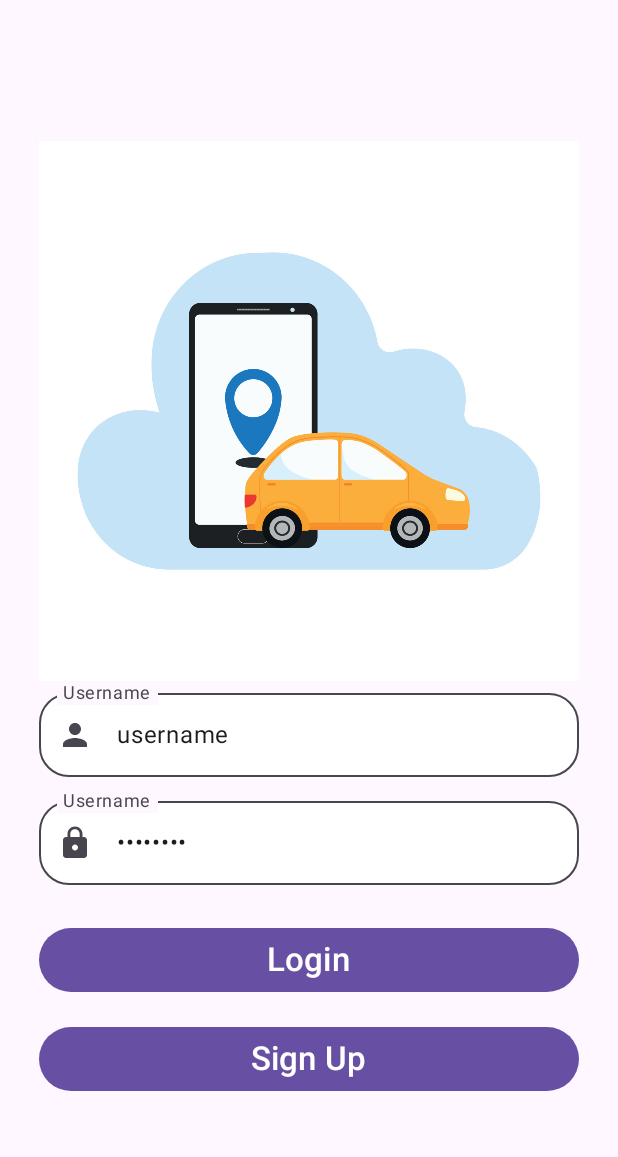
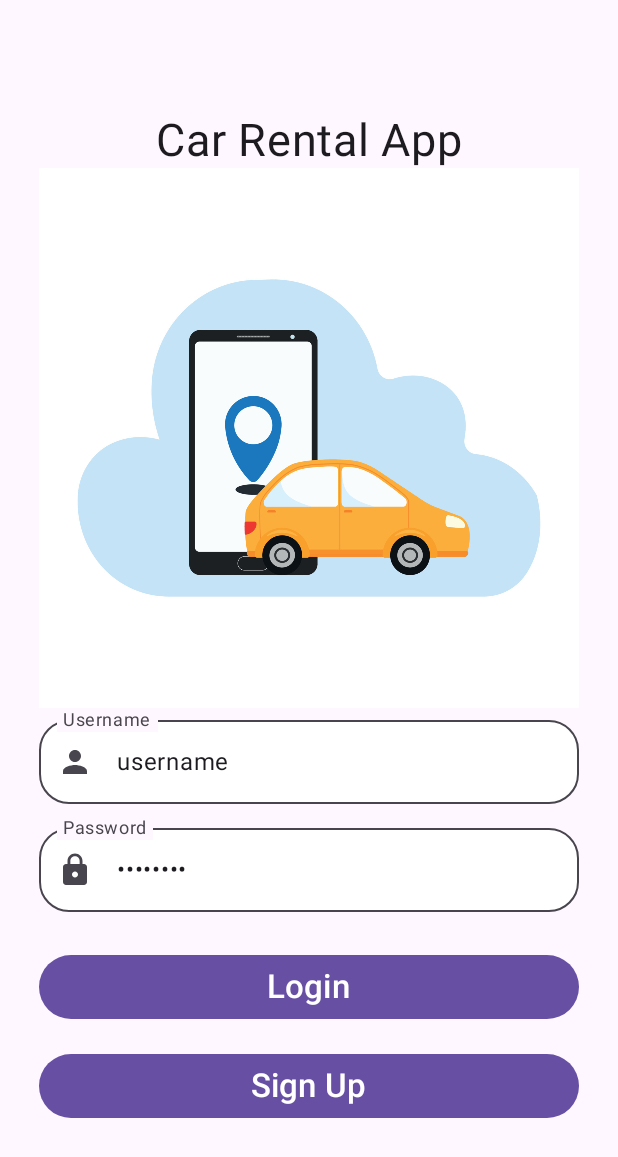
Before and after one commit to danielkakiuthi/SODV3203_CarRentalApp, an Android app built with Jetpack Compose: the screen it shows after launch (MainActivity), on a phone screen of 412 x 824 dp. Shown: the top 1157 px of the screen. Run offline under Robolectric (Android 15) with nearby library versions, the phone set to English and light mode, and no system bars.

Commit message:
Login Page edited
Adjusted the sign up button

```diff
--- a/app/src/main/java/com/example/sodv3203_carrentalapp/ui/PageLogin.kt
+++ b/app/src/main/java/com/example/sodv3203_carrentalapp/ui/PageLogin.kt
@@ -32,6 +32,7 @@ import androidx.compose.ui.platform.LocalContext
 import androidx.compose.ui.res.dimensionResource
 import androidx.compose.ui.res.painterResource
 import androidx.compose.ui.res.stringResource
+import androidx.compose.ui.text.font.FontFamily
 import androidx.compose.ui.text.input.PasswordVisualTransformation
 import androidx.compose.ui.tooling.preview.Preview
 import androidx.compose.ui.unit.dp
@@ -55,12 +56,12 @@ fun DisplayPageLogin(
         modifier = Modifier
             .fillMaxSize()
             .fillMaxWidth()
-            .padding(horizontal = 26.dp, vertical = 90.dp),
+            .padding(horizontal = 26.dp, vertical = 70.dp),
         verticalArrangement = Arrangement.Center,
         horizontalAlignment = Alignment.CenterHorizontally
     ) {
+        Text(text = "Car Rental App", fontSize = 30.sp)
         Image(painter = painterResource(id = R.drawable.backgroundcarapp), contentDescription = "" )
-        //Text(text = "Placeholder: Login Page")
         OutlinedTextField(value = username, onValueChange = {username = it},
             label = { Text(text = "Username")},
             shape = RoundedCornerShape(20.dp),
@@ -76,7 +77,7 @@ fun DisplayPageLogin(
         )
 
         OutlinedTextField(value = password, onValueChange = {password = it},
-            label = { Text(text = "Username")},
+            label = { Text(text = "Password")},
             shape = RoundedCornerShape(20.dp),
             colors = TextFieldDefaults.colors(
                 focusedContainerColor = Color.White,
@@ -111,27 +112,6 @@ fun DisplayPageLogin(
         ) {
             Text(text = "Sign Up", fontSize = 22.sp)
         }
-
-        /*Row(
-            modifier = Modifier.padding(dimensionResource(R.dimen.padding_medium))
-        ) {
-            Column(
-                verticalArrangement = Arrangement.spacedBy(dimensionResource(R.dimen.padding_small))
-            ) {
-                Button(
-                    modifier = Modifier.fillMaxWidth(),
-                    onClick = { onSignUpButtonClicked() }
-                ) {
-                    Text(stringResource(R.string.page_signup_name))
-                }
-                OutlinedButton(
-                    modifier = Modifier.fillMaxWidth(),
-                    onClick = { onLoginButtonClicked() }
-                ) {
-                    Text(stringResource(R.string.page_login_name))
-                }
-            }
-        }*/
     }
 }
 
```
